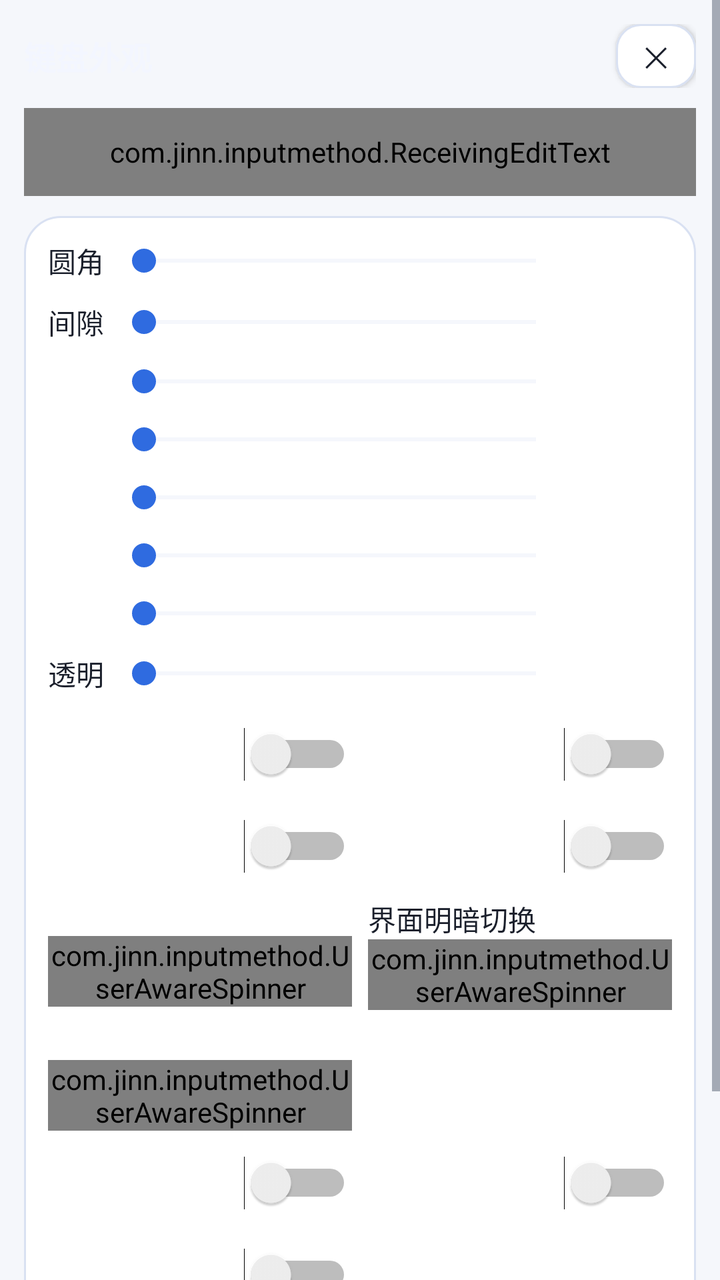
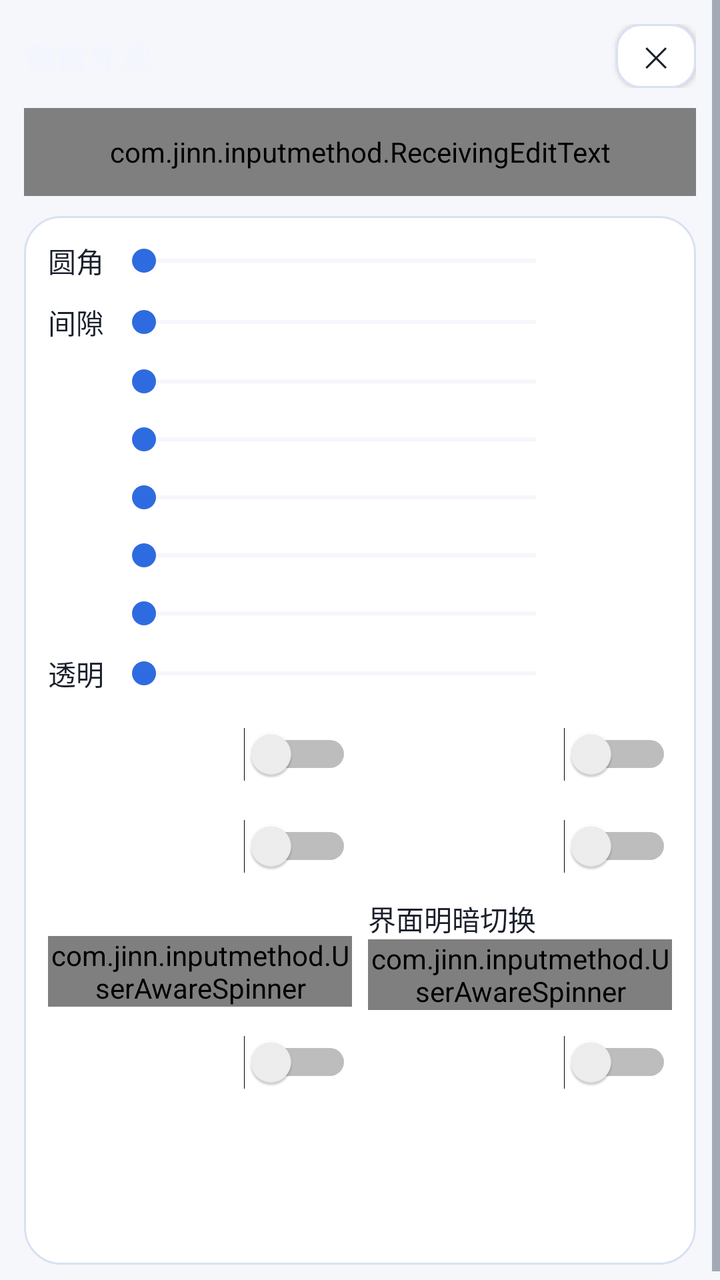

An Android layout rendered at two revisions. The XML below is the earlier revision; the diff shows what the commit changed to produce the second picture.
<!-- AndroidManifest.xml: application theme AppTheme -->
<!-- res/layout/activity_key_appearance.xml -->
<?xml version="1.0" encoding="utf-8"?>
<ScrollView xmlns:android="http://schemas.android.com/apk/res/android"
    android:layout_width="match_parent"
    android:layout_height="match_parent"
    android:fitsSystemWindows="true"
    android:overScrollMode="never">

    <LinearLayout
        android:layout_width="match_parent"
        android:layout_height="wrap_content"
        android:orientation="vertical"
        android:padding="12dp">

        <LinearLayout
            android:layout_width="match_parent"
            android:layout_height="wrap_content"
            android:gravity="center_vertical"
            android:orientation="horizontal">

            <TextView
                android:id="@+id/text_key_appearance_title"
                android:layout_width="0dp"
                android:layout_height="wrap_content"
                android:layout_weight="1"
                android:text="@string/key_appearance_title"
                android:textColor="@color/key_appearance_fg"
                android:textSize="16sp"
                android:textStyle="bold" />

            <Button
                style="@style/SettingsButton"
                android:id="@+id/btn_key_appearance_close"
                android:layout_width="40dp"
                android:layout_height="32dp"
                android:minWidth="0dp"
                android:paddingStart="0dp"
                android:paddingEnd="0dp"
                android:text="@string/symbol_order_close"
                android:textSize="14sp" />
        </LinearLayout>

        
        <com.jinn.inputmethod.ReceivingEditText
            android:layout_width="match_parent"
            android:layout_height="44dp"
            android:layout_marginTop="10dp"
            android:layout_marginBottom="10dp"
            android:background="@drawable/field_aurora"
            android:hint="@string/settings_ime_test_hint"
            android:importantForAutofill="no"
            android:imeOptions="actionDone"
            android:inputType="text"
            android:maxLines="1"
            android:paddingStart="12dp"
            android:paddingEnd="12dp"
            android:textColor="@color/text_primary"
            android:textColorHint="@color/text_secondary"
            android:textSize="14sp" />

        <LinearLayout
            android:layout_width="match_parent"
            android:layout_height="wrap_content"
            android:background="@drawable/card_aurora"
            android:orientation="vertical"
            android:padding="12dp">

            
            <LinearLayout
                android:layout_width="match_parent"
                android:layout_height="wrap_content"
                android:gravity="center_vertical"
                android:orientation="horizontal">

                <TextView
                    android:id="@+id/label_key_corner"
                    android:layout_width="wrap_content"
                    android:layout_height="wrap_content"
                    android:minWidth="32dp"
                    android:text="@string/key_corner_title"
                    android:textColor="@color/text_primary"
                    android:textSize="14sp" />

                <SeekBar
                    android:id="@+id/seek_key_corner"
                    android:layout_width="0dp"
                    android:layout_height="wrap_content"
                    android:layout_marginStart="0dp"
                    android:layout_weight="1"
                    android:progressBackgroundTint="@color/card_stroke"
                    android:progressTint="@color/accent"
                    android:thumbTint="@color/accent" />

                <TextView
                    android:id="@+id/text_key_corner"
                    android:layout_width="wrap_content"
                    android:layout_height="wrap_content"
                    android:gravity="end"
                    android:minWidth="52dp"
                    android:textColor="@color/accent"
                    android:textSize="13sp" />
            </LinearLayout>

            
            <LinearLayout
                android:layout_width="match_parent"
                android:layout_height="wrap_content"
                android:layout_marginTop="10dp"
                android:gravity="center_vertical"
                android:orientation="horizontal">

                <TextView
                    android:id="@+id/label_key_gap"
                    android:layout_width="wrap_content"
                    android:layout_height="wrap_content"
                    android:minWidth="32dp"
                    android:text="@string/key_gap_title"
                    android:textColor="@color/text_primary"
                    android:textSize="14sp" />

                <SeekBar
                    android:id="@+id/seek_key_gap"
                    android:layout_width="0dp"
                    android:layout_height="wrap_content"
                    android:layout_marginStart="0dp"
                    android:layout_weight="1"
                    android:progressBackgroundTint="@color/card_stroke"
                    android:progressTint="@color/accent"
                    android:thumbTint="@color/accent" />

                <TextView
                    android:id="@+id/text_key_gap"
                    android:layout_width="wrap_content"
                    android:layout_height="wrap_content"
                    android:gravity="end"
                    android:minWidth="52dp"
                    android:textColor="@color/accent"
                    android:textSize="13sp" />
            </LinearLayout>

            
            <LinearLayout
                android:layout_width="match_parent"
                android:layout_height="wrap_content"
                android:layout_marginTop="10dp"
                android:gravity="center_vertical"
                android:orientation="horizontal">

                <TextView
                    android:id="@+id/label_key_height"
                    android:layout_width="wrap_content"
                    android:layout_height="wrap_content"
                    android:minWidth="32dp"
                    android:textColor="@color/text_primary"
                    android:textSize="14sp" />

                <SeekBar
                    android:id="@+id/seek_key_height"
                    android:layout_width="0dp"
                    android:layout_height="wrap_content"
                    android:layout_marginStart="0dp"
                    android:layout_weight="1"
                    android:progressBackgroundTint="@color/card_stroke"
                    android:progressTint="@color/accent"
                    android:thumbTint="@color/accent" />

                <TextView
                    android:id="@+id/text_key_height"
                    android:layout_width="wrap_content"
                    android:layout_height="wrap_content"
                    android:gravity="end"
                    android:minWidth="52dp"
                    android:textColor="@color/accent"
                    android:textSize="13sp" />
            </LinearLayout>

            
            <LinearLayout
                android:layout_width="match_parent"
                android:layout_height="wrap_content"
                android:layout_marginTop="10dp"
                android:gravity="center_vertical"
                android:orientation="horizontal">

                <TextView
                    android:id="@+id/label_candidate_spacing"
                    android:layout_width="wrap_content"
                    android:layout_height="wrap_content"
                    android:minWidth="32dp"
                    android:textColor="@color/text_primary"
                    android:textSize="14sp" />

                <SeekBar
                    android:id="@+id/seek_candidate_spacing"
                    android:layout_width="0dp"
                    android:layout_height="wrap_content"
                    android:layout_marginStart="0dp"
                    android:layout_weight="1"
                    android:progressBackgroundTint="@color/card_stroke"
                    android:progressTint="@color/accent"
                    android:thumbTint="@color/accent" />

                <TextView
                    android:id="@+id/text_candidate_spacing"
                    android:layout_width="wrap_content"
                    android:layout_height="wrap_content"
                    android:gravity="end"
                    android:minWidth="52dp"
                    android:textColor="@color/accent"
                    android:textSize="13sp" />
            </LinearLayout>

            
            <LinearLayout
                android:layout_width="match_parent"
                android:layout_height="wrap_content"
                android:layout_marginTop="10dp"
                android:gravity="center_vertical"
                android:orientation="horizontal">

                <TextView
                    android:id="@+id/label_candidate_text_size"
                    android:layout_width="wrap_content"
                    android:layout_height="wrap_content"
                    android:minWidth="32dp"
                    android:textColor="@color/text_primary"
                    android:textSize="14sp" />

                <SeekBar
                    android:id="@+id/seek_candidate_text_size"
                    android:layout_width="0dp"
                    android:layout_height="wrap_content"
                    android:layout_marginStart="0dp"
                    android:layout_weight="1"
                    android:progressBackgroundTint="@color/card_stroke"
                    android:progressTint="@color/accent"
                    android:thumbTint="@color/accent" />

                <TextView
                    android:id="@+id/text_candidate_text_size"
                    android:layout_width="wrap_content"
                    android:layout_height="wrap_content"
                    android:gravity="end"
                    android:minWidth="52dp"
                    android:textColor="@color/accent"
                    android:textSize="13sp" />
            </LinearLayout>

            
            <LinearLayout
                android:layout_width="match_parent"
                android:layout_height="wrap_content"
                android:layout_marginTop="10dp"
                android:gravity="center_vertical"
                android:orientation="horizontal">

                <TextView
                    android:id="@+id/label_pinyin_text_size"
                    android:layout_width="wrap_content"
                    android:layout_height="wrap_content"
                    android:minWidth="32dp"
                    android:textColor="@color/text_primary"
                    android:textSize="14sp" />

                <SeekBar
                    android:id="@+id/seek_pinyin_text_size"
                    android:layout_width="0dp"
                    android:layout_height="wrap_content"
                    android:layout_marginStart="0dp"
                    android:layout_weight="1"
                    android:progressBackgroundTint="@color/card_stroke"
                    android:progressTint="@color/accent"
                    android:thumbTint="@color/accent" />

                <TextView
                    android:id="@+id/text_pinyin_text_size"
                    android:layout_width="wrap_content"
                    android:layout_height="wrap_content"
                    android:gravity="end"
                    android:minWidth="52dp"
                    android:textColor="@color/accent"
                    android:textSize="13sp" />
            </LinearLayout>

            
            <LinearLayout
                android:layout_width="match_parent"
                android:layout_height="wrap_content"
                android:layout_marginTop="10dp"
                android:gravity="center_vertical"
                android:orientation="horizontal">

                <TextView
                    android:id="@+id/label_pinyin_line_gap"
                    android:layout_width="wrap_content"
                    android:layout_height="wrap_content"
                    android:minWidth="32dp"
                    android:textColor="@color/text_primary"
                    android:textSize="14sp" />

                <SeekBar
                    android:id="@+id/seek_pinyin_line_gap"
                    android:layout_width="0dp"
                    android:layout_height="wrap_content"
                    android:layout_marginStart="0dp"
                    android:layout_weight="1"
                    android:progressBackgroundTint="@color/card_stroke"
                    android:progressTint="@color/accent"
                    android:thumbTint="@color/accent" />

                <TextView
                    android:id="@+id/text_pinyin_line_gap"
                    android:layout_width="wrap_content"
                    android:layout_height="wrap_content"
                    android:gravity="end"
                    android:minWidth="52dp"
                    android:textColor="@color/accent"
                    android:textSize="13sp" />
            </LinearLayout>

            
            <LinearLayout
                android:layout_width="match_parent"
                android:layout_height="wrap_content"
                android:layout_marginTop="10dp"
                android:gravity="center_vertical"
                android:orientation="horizontal">

                <TextView
                    android:id="@+id/label_key_transparency"
                    android:layout_width="wrap_content"
                    android:layout_height="wrap_content"
                    android:minWidth="32dp"
                    android:text="@string/key_transparency_title"
                    android:textColor="@color/text_primary"
                    android:textSize="14sp" />

                <SeekBar
                    android:id="@+id/seek_key_transparency"
                    android:layout_width="0dp"
                    android:layout_height="wrap_content"
                    android:layout_marginStart="0dp"
                    android:layout_weight="1"
                    android:progressBackgroundTint="@color/card_stroke"
                    android:progressTint="@color/accent"
                    android:thumbTint="@color/accent" />

                <TextView
                    android:id="@+id/text_key_transparency"
                    android:layout_width="wrap_content"
                    android:layout_height="wrap_content"
                    android:gravity="end"
                    android:minWidth="52dp"
                    android:textColor="@color/accent"
                    android:textSize="13sp" />
            </LinearLayout>

            
            <LinearLayout
                android:layout_width="match_parent"
                android:layout_height="wrap_content"
                android:layout_marginTop="10dp"
                android:baselineAligned="false"
                android:orientation="horizontal">

                <Switch
                    android:id="@+id/switch_letter_uppercase"
                    android:layout_width="0dp"
                    android:layout_height="wrap_content"
                    android:layout_weight="1"
                    android:minHeight="40dp"
                    android:textColor="@color/text_primary"
                    android:textSize="14sp" />

                <Switch
                    android:id="@+id/switch_key_hint"
                    android:layout_width="0dp"
                    android:layout_height="wrap_content"
                    android:layout_marginStart="8dp"
                    android:layout_weight="1"
                    android:minHeight="40dp"
                    android:textColor="@color/text_primary"
                    android:textSize="14sp" />
            </LinearLayout>

            <LinearLayout
                android:layout_width="match_parent"
                android:layout_height="wrap_content"
                android:layout_marginTop="6dp"
                android:baselineAligned="false"
                android:orientation="horizontal">

                <Switch
                    android:id="@+id/switch_pinyin_quanpin"
                    android:layout_width="0dp"
                    android:layout_height="wrap_content"
                    android:layout_weight="1"
                    android:minHeight="40dp"
                    android:textColor="@color/text_primary"
                    android:textSize="14sp" />

                <Switch
                    android:id="@+id/switch_candidate_paging"
                    android:layout_width="0dp"
                    android:layout_height="wrap_content"
                    android:layout_marginStart="8dp"
                    android:layout_weight="1"
                    android:minHeight="40dp"
                    android:textColor="@color/text_primary"
                    android:textSize="14sp" />
            </LinearLayout>

            <LinearLayout
                android:layout_width="match_parent"
                android:layout_height="wrap_content"
                android:layout_marginTop="6dp"
                android:baselineAligned="false"
                android:orientation="horizontal">

                <LinearLayout
                    android:layout_width="0dp"
                    android:layout_height="wrap_content"
                    android:layout_weight="1"
                    android:orientation="vertical">

                    <TextView
                        android:id="@+id/label_candidate_rows"
                        android:layout_width="match_parent"
                        android:layout_height="wrap_content"
                        android:textColor="@color/text_primary"
                        android:textSize="14sp" />

                    <com.jinn.inputmethod.UserAwareSpinner
                        android:id="@+id/spinner_candidate_rows"
                        android:layout_width="match_parent"
                        android:layout_height="wrap_content"
                        android:spinnerMode="dropdown" />
                </LinearLayout>

                <LinearLayout
                    android:layout_width="0dp"
                    android:layout_height="wrap_content"
                    android:layout_marginStart="8dp"
                    android:layout_weight="1"
                    android:orientation="vertical">

                    <TextView
                        android:id="@+id/label_theme_mode"
                        android:layout_width="match_parent"
                        android:layout_height="wrap_content"
                        android:text="@string/theme_card_title"
                        android:textColor="@color/text_primary"
                        android:textSize="14sp" />

                    <com.jinn.inputmethod.UserAwareSpinner
                        android:id="@+id/spinner_theme"
                        android:layout_width="match_parent"
                        android:layout_height="wrap_content"
                        android:spinnerMode="dropdown" />
                </LinearLayout>
            </LinearLayout>

            <LinearLayout
                android:layout_width="match_parent"
                android:layout_height="wrap_content"
                android:layout_marginTop="6dp"
                android:baselineAligned="false"
                android:orientation="horizontal">

                <LinearLayout
                    android:layout_width="0dp"
                    android:layout_height="wrap_content"
                    android:layout_weight="1"
                    android:orientation="vertical">

                    <TextView
                        android:id="@+id/label_candidate_append"
                        android:layout_width="match_parent"
                        android:layout_height="wrap_content"
                        android:textColor="@color/text_primary"
                        android:textSize="14sp" />

                    <com.jinn.inputmethod.UserAwareSpinner
                        android:id="@+id/spinner_candidate_append"
                        android:layout_width="match_parent"
                        android:layout_height="wrap_content"
                        android:spinnerMode="dropdown" />
                </LinearLayout>

                <View
                    android:layout_width="0dp"
                    android:layout_height="1dp"
                    android:layout_marginStart="8dp"
                    android:layout_weight="1" />
            </LinearLayout>

            
            <LinearLayout
                android:layout_width="match_parent"
                android:layout_height="wrap_content"
                android:layout_marginTop="6dp"
                android:baselineAligned="false"
                android:orientation="horizontal">

                <Switch
                    android:id="@+id/switch_caps_oneshot"
                    android:layout_width="0dp"
                    android:layout_height="wrap_content"
                    android:layout_weight="1"
                    android:minHeight="40dp"
                    android:textColor="@color/text_primary"
                    android:textSize="14sp" />

                <Switch
                    android:id="@+id/switch_longpress_lower_uppercase"
                    android:layout_width="0dp"
                    android:layout_height="wrap_content"
                    android:layout_marginStart="8dp"
                    android:layout_weight="1"
                    android:minHeight="40dp"
                    android:textColor="@color/text_primary"
                    android:textSize="14sp" />
            </LinearLayout>

            
            <LinearLayout
                android:layout_width="match_parent"
                android:layout_height="wrap_content"
                android:layout_marginTop="6dp"
                android:baselineAligned="false"
                android:orientation="horizontal">

                <Switch
                    android:id="@+id/switch_pinyin_mark"
                    android:layout_width="0dp"
                    android:layout_height="wrap_content"
                    android:layout_weight="1"
                    android:minHeight="40dp"
                    android:textColor="@color/text_primary"
                    android:textSize="14sp" />

                <View
                    android:layout_width="0dp"
                    android:layout_height="1dp"
                    android:layout_marginStart="8dp"
                    android:layout_weight="1" />
            </LinearLayout>

            <LinearLayout
                android:id="@+id/row_theme_schedule"
                android:layout_width="match_parent"
                android:layout_height="wrap_content"
                android:layout_marginTop="6dp"
                android:orientation="horizontal"
                android:visibility="gone">

                <Button
                    style="@style/SettingsButton"
                    android:id="@+id/btn_theme_light_at"
                    android:layout_width="0dp"
                    android:layout_height="wrap_content"
                    android:layout_weight="1"
                    android:minWidth="0dp" />

                <Button
                    style="@style/SettingsButton"
                    android:id="@+id/btn_theme_dark_at"
                    android:layout_width="0dp"
                    android:layout_height="wrap_content"
                    android:layout_marginStart="8dp"
                    android:layout_weight="1"
                    android:minWidth="0dp" />
            </LinearLayout>
            
            
            <LinearLayout
                android:layout_width="match_parent"
                android:layout_height="wrap_content"
                android:layout_marginTop="12dp"
                android:gravity="center_vertical"
                android:orientation="horizontal">

                <TextView
                    android:id="@+id/text_skin_light_title"
                    android:layout_width="wrap_content"
                    android:layout_height="wrap_content"
                    android:textColor="@color/text_primary"
                    android:textSize="13sp"
                    android:textStyle="bold" />

                <TextView
                    android:id="@+id/text_skin_light_desc"
                    android:layout_width="0dp"
                    android:layout_height="wrap_content"
                    android:layout_marginStart="8dp"
                    android:layout_weight="1"
                    android:paddingStart="4dp"
                    android:paddingEnd="4dp"
                    android:textColor="@color/text_primary"
                    android:textSize="12sp" />
            </LinearLayout>

            <LinearLayout
                android:id="@+id/skin_row_light"
                android:layout_width="match_parent"
                android:layout_height="wrap_content"
                android:layout_marginTop="6dp"
                android:orientation="vertical" />

            <LinearLayout
                android:layout_width="match_parent"
                android:layout_height="wrap_content"
                android:layout_marginTop="10dp"
                android:gravity="center_vertical"
                android:orientation="horizontal">

                <TextView
                    android:id="@+id/text_skin_dark_title"
                    android:layout_width="wrap_content"
                    android:layout_height="wrap_content"
                    android:textColor="@color/text_primary"
                    android:textSize="13sp"
                    android:textStyle="bold" />

                <TextView
                    android:id="@+id/text_skin_dark_desc"
                    android:layout_width="0dp"
                    android:layout_height="wrap_content"
                    android:layout_marginStart="8dp"
                    android:layout_weight="1"
                    android:paddingStart="4dp"
                    android:paddingEnd="4dp"
                    android:textColor="@color/text_primary"
                    android:textSize="12sp" />
            </LinearLayout>

            <LinearLayout
                android:id="@+id/skin_row_dark"
                android:layout_width="match_parent"
                android:layout_height="wrap_content"
                android:layout_marginTop="6dp"
                android:orientation="vertical" />

        </LinearLayout>
    </LinearLayout>
</ScrollView>
<!-- resources referenced by this layout -->
<resources>
  <color name="accent">#2F6BE0</color>
  <color name="card_stroke">#D9E1F2</color>
  <color name="key_appearance_fg">#F3F6FF</color>
  <color name="text_primary">#1A1F2B</color>
  <color name="text_secondary">#5A6474</color>
  <!-- drawable card_aurora (drawable) -->
  <?xml version="1.0" encoding="utf-8"?>
  <shape xmlns:android="http://schemas.android.com/apk/res/android"
      android:shape="rectangle">
      <solid android:color="@color/card_bg" />
      <corners android:radius="18dp" />
      <stroke
          android:width="1dp"
          android:color="@color/card_stroke" />
  </shape>
  <!-- drawable field_aurora (drawable) -->
  <?xml version="1.0" encoding="utf-8"?>
  <selector xmlns:android="http://schemas.android.com/apk/res/android">
      <item android:state_focused="true">
          <shape android:shape="rectangle">
              <solid android:color="@color/field_bg" />
              <corners android:radius="12dp" />
              <stroke
                  android:width="1.5dp"
                  android:color="@color/aurora_cyan" />
          </shape>
      </item>
      <item>
          <shape android:shape="rectangle">
              <solid android:color="@color/field_bg" />
              <corners android:radius="12dp" />
              <stroke
                  android:width="1dp"
                  android:color="@color/card_stroke" />
          </shape>
      </item>
  </selector>
  <string name="key_appearance_title">键盘外观</string>
  <string name="key_corner_title">圆角</string>
  <string name="key_gap_title">间隙</string>
  <string name="key_transparency_title">透明</string>
  <string name="settings_ime_test_hint">点这里唤起键盘</string>
  <string name="symbol_order_close">✕</string>
  <string name="theme_card_title">界面明暗切换</string>
  <style name="SettingsButton">
          <item name="android:layout_width">match_parent</item>
          <item name="android:layout_height">40dp</item>
          <item name="android:background">@drawable/btn_aurora_secondary</item>
          <item name="android:textColor">@color/text_primary</item>
          <item name="android:textSize">13sp</item>
          <item name="android:gravity">center</item>
      </style>
  <color name="card_bg">#FFFFFF</color>
  <color name="field_bg">#F1F4FC</color>
  <color name="aurora_cyan">#0A7A90</color>
  <!-- drawable btn_aurora_secondary (drawable) -->
  <?xml version="1.0" encoding="utf-8"?>
  <ripple xmlns:android="http://schemas.android.com/apk/res/android"
      android:color="@color/ripple_on_surface">
      <item>
          <shape android:shape="rectangle">
              <solid android:color="@color/btn_secondary_bg" />
              <corners android:radius="12dp" />
              <stroke
                  android:width="1dp"
                  android:color="@color/card_stroke" />
          </shape>
      </item>
  </ripple>
  <color name="app_bg">#F5F7FB</color>
  <color name="nav_bar">#1A1F2B</color>
  <style name="AppDialogTheme" parent="@android:style/Theme.Material.Light.Dialog.Alert">
          <item name="android:colorAccent">@color/accent</item>
          <item name="android:colorBackground">@color/app_bg</item>
          <item name="android:textColorPrimary">@color/text_primary</item>
          <item name="android:textColorSecondary">@color/text_secondary</item>
      </style>
  <color name="ripple_on_surface">#1A000000</color>
  <color name="btn_secondary_bg">#FFFFFF</color>
  <!-- unchanged entries left out for length: 1 -->
</resources>

<!-- the commit's change to res/layout/activity_key_appearance.xml (unified diff, before → after) -->
@@ -459,6 +459,7 @@
                 </LinearLayout>
             </LinearLayout>
 
+            
             <LinearLayout
                 android:layout_width="match_parent"
                 android:layout_height="wrap_content"
@@ -466,41 +467,6 @@
                 android:baselineAligned="false"
                 android:orientation="horizontal">
 
-                <LinearLayout
-                    android:layout_width="0dp"
-                    android:layout_height="wrap_content"
-                    android:layout_weight="1"
-                    android:orientation="vertical">
-
-                    <TextView
-                        android:id="@+id/label_candidate_append"
-                        android:layout_width="match_parent"
-                        android:layout_height="wrap_content"
-                        android:textColor="@color/text_primary"
-                        android:textSize="14sp" />
-
-                    <com.jinn.inputmethod.UserAwareSpinner
-                        android:id="@+id/spinner_candidate_append"
-                        android:layout_width="match_parent"
-                        android:layout_height="wrap_content"
-                        android:spinnerMode="dropdown" />
-                </LinearLayout>
-
-                <View
-                    android:layout_width="0dp"
-                    android:layout_height="1dp"
-                    android:layout_marginStart="8dp"
-                    android:layout_weight="1" />
-            </LinearLayout>
-
-            
-            <LinearLayout
-                android:layout_width="match_parent"
-                android:layout_height="wrap_content"
-                android:layout_marginTop="6dp"
-                android:baselineAligned="false"
-                android:orientation="horizontal">
-
                 <Switch
                     android:id="@+id/switch_caps_oneshot"
                     android:layout_width="0dp"
@@ -519,30 +485,6 @@
                     android:minHeight="40dp"
                     android:textColor="@color/text_primary"
                     android:textSize="14sp" />
-            </LinearLayout>
-
-            
-            <LinearLayout
-                android:layout_width="match_parent"
-                android:layout_height="wrap_content"
-                android:layout_marginTop="6dp"
-                android:baselineAligned="false"
-                android:orientation="horizontal">
-
-                <Switch
-                    android:id="@+id/switch_pinyin_mark"
-                    android:layout_width="0dp"
-                    android:layout_height="wrap_content"
-                    android:layout_weight="1"
-                    android:minHeight="40dp"
-                    android:textColor="@color/text_primary"
-                    android:textSize="14sp" />
-
-                <View
-                    android:layout_width="0dp"
-                    android:layout_height="1dp"
-                    android:layout_marginStart="8dp"
-                    android:layout_weight="1" />
             </LinearLayout>
 
             <LinearLayout
